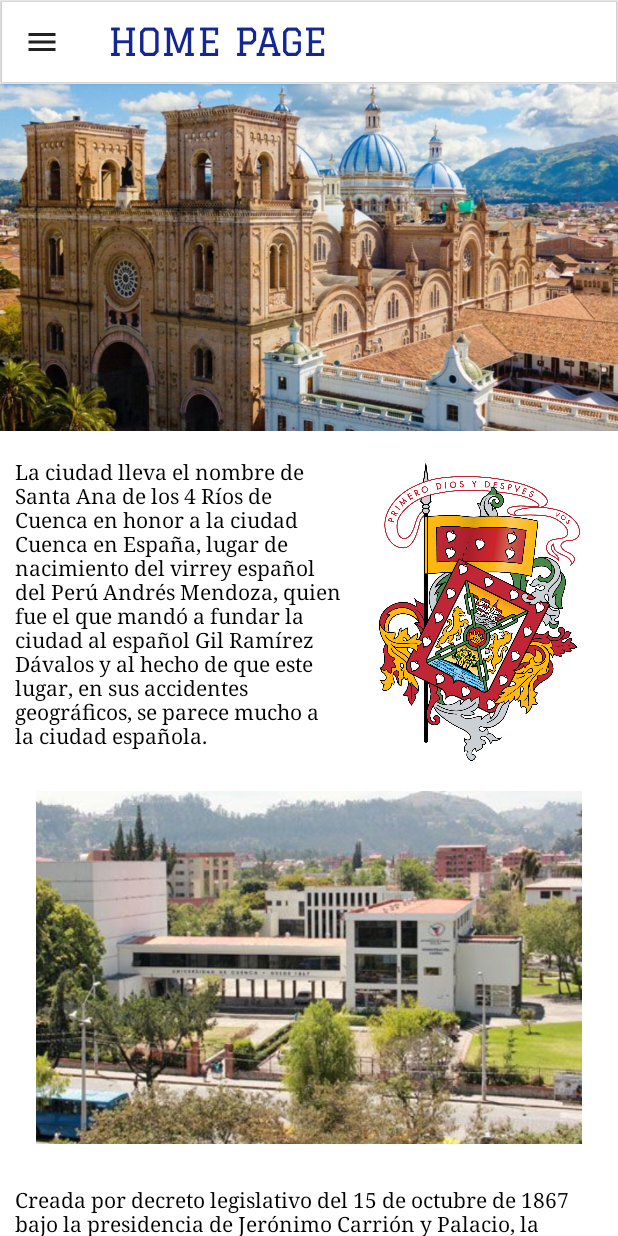
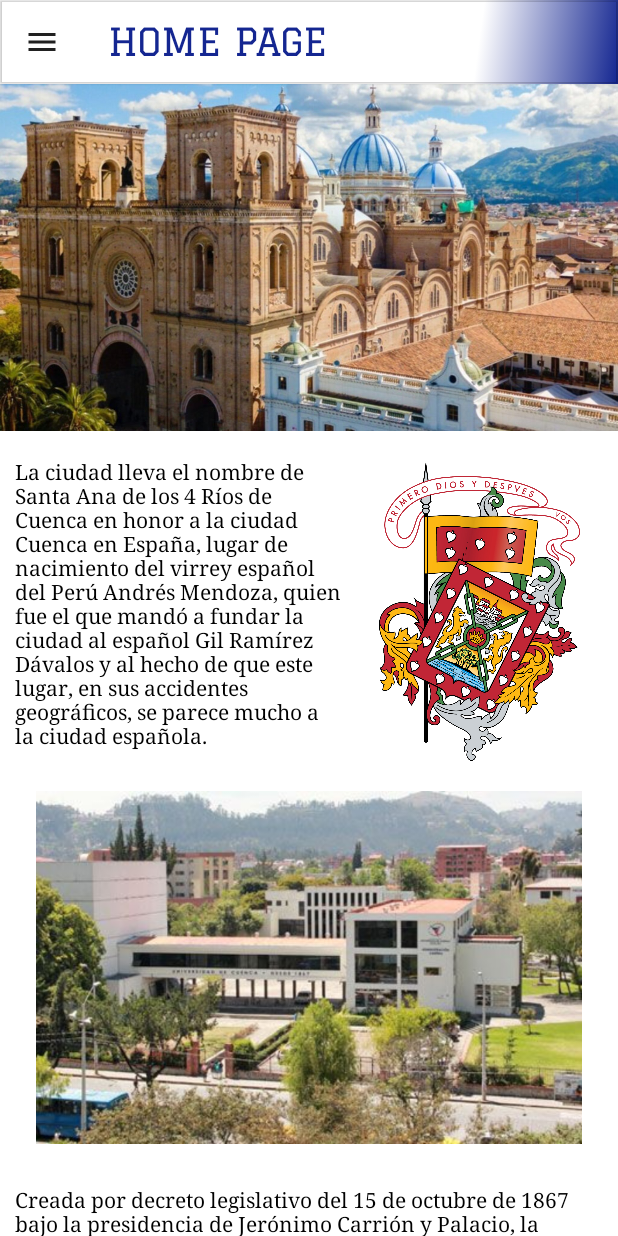
Before and after one commit to FabianeloV/Slan2023App, an Android app built with Jetpack Compose: the HomeScreen screen opened through its navigation route, on a phone screen of 412 x 824 dp. Run offline under Robolectric (Android 15) with nearby library versions, the phone set to English and light mode, and no system bars; our stand-ins replace Firebase (no records; nobody signed in at launch, a user with empty details on screens opened directly).

Commit message:
01/06/2023

```diff
--- a/app/src/main/java/com/example/prototiposlan/screens/HomeScreen.kt
+++ b/app/src/main/java/com/example/prototiposlan/screens/HomeScreen.kt
@@ -2,17 +2,17 @@ package com.example.prototiposlan.screens
 
 import androidx.compose.foundation.BorderStroke
 import androidx.compose.foundation.Image
+import androidx.compose.foundation.background
 import androidx.compose.foundation.layout.*
 import androidx.compose.foundation.lazy.LazyColumn
-import androidx.compose.foundation.shape.CircleShape
 import androidx.compose.material.*
 import androidx.compose.material.icons.Icons
 import androidx.compose.material.icons.filled.Menu
 import androidx.compose.runtime.Composable
 import androidx.compose.runtime.rememberCoroutineScope
 import androidx.compose.ui.Modifier
+import androidx.compose.ui.graphics.Brush
 import androidx.compose.ui.graphics.Color
-import androidx.compose.ui.layout.ContentScale
 import androidx.compose.ui.res.painterResource
 import androidx.compose.ui.text.font.FontFamily
 import androidx.compose.ui.unit.dp
@@ -21,6 +21,7 @@ import androidx.navigation.NavController
 import com.example.prototiposlan.Textos
 import com.example.prototiposlan.ui.theme.darkblue
 import com.example.prototiposlan.R
+import com.example.prototiposlan.ui.theme.darkred
 import com.example.prototiposlan.ui.theme.graduateFont
 import kotlinx.coroutines.CoroutineScope
 import kotlinx.coroutines.launch
@@ -46,12 +47,16 @@ fun HomeScreen(navController: NavController) {
         scaffoldState = scaffoldState,
         topBar = { TopBar(title = "HOME PAGE", scaffoldState, scope) },
         drawerContent = { DrawerMenu(menuItems = latMenuItem, navController) },
-        content = ({ HomeInfo()})
-        )
+        content = ({ HomeInfo() })
+    )
 }
 
 @Composable
 fun TopBar(title: String, scaffoldState: ScaffoldState, scope: CoroutineScope) {
+    val linear = Brush.linearGradient(
+        0.77f to Color.White,
+        1.0f to darkblue
+    )
     TopAppBar(
         title = {
             Text(
@@ -69,22 +74,36 @@ fun TopBar(title: String, scaffoldState: ScaffoldState, scope: CoroutineScope) {
             }
         },
         backgroundColor = Color.Transparent,
-        elevation = 1.dp
+        elevation = 1.dp,
+        modifier = Modifier.background(linear)
     )
 }
 
 @Composable
 fun DrawerMenu(menuItems: List<LatMenuScreens>, navController: NavController) {
-    Column(modifier = Modifier.padding(top = 40.dp, bottom = 40.dp)) {
-        Image(
-            painter = painterResource(id = R.drawable.fonotipo),
-            contentDescription = null,
-            modifier = Modifier
-                .fillMaxWidth()
-                .height(100.dp),
-            contentScale = ContentScale.FillWidth
-        )
-        menuItems.forEach{ item ->
+    val linear = Brush.verticalGradient(
+        0.82f to Color.White,
+        1.0f to darkblue
+    )
+    Column(
+        modifier = Modifier
+            .fillMaxSize()
+            .background(brush = linear)
+    ) {
+        Spacer(modifier = Modifier.padding(top = 25.dp))
+        Box(modifier = Modifier
+            .fillMaxWidth()
+            .height(16.dp)
+            .background(color = darkred)
+            .padding(top = 20.dp))
+        Spacer(modifier = Modifier.padding(top = 5.dp))
+        Box(modifier = Modifier
+            .fillMaxWidth()
+            .height(8.dp)
+            .background(color = darkred)
+            .padding(top = 20.dp))
+        Spacer(modifier = Modifier.padding(top = 10.dp))
+        menuItems.forEach { item ->
             DrawerItem(item = item, navController)
         }
     }
@@ -96,20 +115,29 @@ fun DrawerItem(item: LatMenuScreens, navController: NavController) {
         modifier = Modifier
             .fillMaxWidth()
             .padding(top = 10.dp, start = 8.dp, end = 8.dp)
-            .height(56.dp)
+            .height(56.dp),
+        horizontalArrangement = Arrangement.Start
     ) {
-        OutlinedButton(onClick = { navController.navigate(route = item.route) },
-            modifier = Modifier.fillMaxSize(),
+        OutlinedButton(
+            onClick = { navController.navigate(route = item.route) },
+            modifier = Modifier.fillMaxWidth(),
             colors = ButtonDefaults.buttonColors(backgroundColor = Color.Transparent),
-            border = BorderStroke(1.dp, darkblue),
-            shape = CircleShape
+            border = BorderStroke(1.dp, Color.Transparent)
         ) {
-            Spacer(modifier = Modifier.padding(horizontal = 12.dp))
-            Icon(painter = painterResource(id = item.icon),
-                contentDescription = item.title,
-                modifier = Modifier.size(28.dp))
-            Spacer(modifier = Modifier.padding(horizontal = 8.dp))
-            Text(text = item.title, color = darkblue, fontSize = 22.sp, fontFamily = graduateFont)
+            Row(modifier = Modifier.fillMaxWidth(),horizontalArrangement = Arrangement.Start) {
+                Icon(
+                    painter = painterResource(id = item.icon),
+                    contentDescription = item.title,
+                    modifier = Modifier.size(28.dp)
+                )
+                Spacer(modifier = Modifier.padding(horizontal = 8.dp))
+                Text(
+                    text = item.title,
+                    color = darkblue,
+                    fontSize = 22.sp,
+                    fontFamily = graduateFont
+                )
+            }
         }
     }
 }
--- a/app/src/main/java/com/example/prototiposlan/screens/LoginScreen.kt
+++ b/app/src/main/java/com/example/prototiposlan/screens/LoginScreen.kt
@@ -115,7 +115,7 @@ fun LoginScreen(
             viewModel.logIn(
                 email = mail.value,
                 password = password.value,
-                { navController.navigate(route = "HomeScreen") },
+                { navController.navigate(route = "HomeScreen") {navController.popBackStack()}},
                 { Toast.makeText(context, "Ingrese una contraseña válida", Toast.LENGTH_SHORT).show() },
                 { Toast.makeText(context, "Ingrese un correo válido", Toast.LENGTH_SHORT).show() },
                 { Toast.makeText(context, "Error de ingreso", Toast.LENGTH_SHORT).show() }
@@ -130,7 +130,7 @@ fun LoginScreen(
 
         GoogleRegisterLogo {
             Toast.makeText(context, "Cargando...", Toast.LENGTH_SHORT).show()
-
+            navController.popBackStack()
             val opciones = GoogleSignInOptions.Builder(
                 GoogleSignInOptions.DEFAULT_SIGN_IN
             )
--- a/app/src/main/java/com/example/prototiposlan/screens/UserScreen.kt
+++ b/app/src/main/java/com/example/prototiposlan/screens/UserScreen.kt
@@ -2,6 +2,7 @@ package com.example.prototiposlan.screens
 
 import androidx.compose.foundation.BorderStroke
 import androidx.compose.foundation.Image
+import androidx.compose.foundation.background
 import androidx.compose.foundation.border
 import androidx.compose.foundation.layout.*
 import androidx.compose.material.*
@@ -10,6 +11,7 @@ import androidx.compose.material.icons.outlined.ArrowBack
 import androidx.compose.runtime.Composable
 import androidx.compose.ui.Alignment
 import androidx.compose.ui.Modifier
+import androidx.compose.ui.graphics.Brush
 import androidx.compose.ui.graphics.Color
 import androidx.compose.ui.res.painterResource
 import androidx.compose.ui.unit.dp
@@ -31,6 +33,10 @@ fun UserScreen(navController: NavController, viewModel: StepsPerDay = androidx.l
 }
 @Composable
 fun GeneralTopBar(title: String, navController: NavController) {
+    val linear = Brush.linearGradient(
+        0.77f to Color.White,
+        1.0f to darkred
+    )
     TopAppBar(
         title = {
             Row(horizontalArrangement = Arrangement.Center) {
@@ -48,7 +54,8 @@ fun GeneralTopBar(title: String, navController: NavController) {
             }
         },
         backgroundColor = Color.Transparent,
-        elevation = 1.dp
+        elevation = 1.dp,
+        modifier = Modifier.background(linear)
     )
 }
 @Composable
@@ -84,7 +91,7 @@ fun UserContent(viewModel: StepsPerDay) {
 
         Spacer(modifier = Modifier.padding(20.dp))
 
-        GenericUserNumber(number = 240, fontSize = 44, color = darkred)
+        GenericUserNumber(number = 0, fontSize = 44, color = darkred)
 
         GenericUserText(text = "Puntos", fontSize = 32, color = darkblue)
 
```
Also changed, not shown: app/src/main/res/drawable/leaf.png (added).
